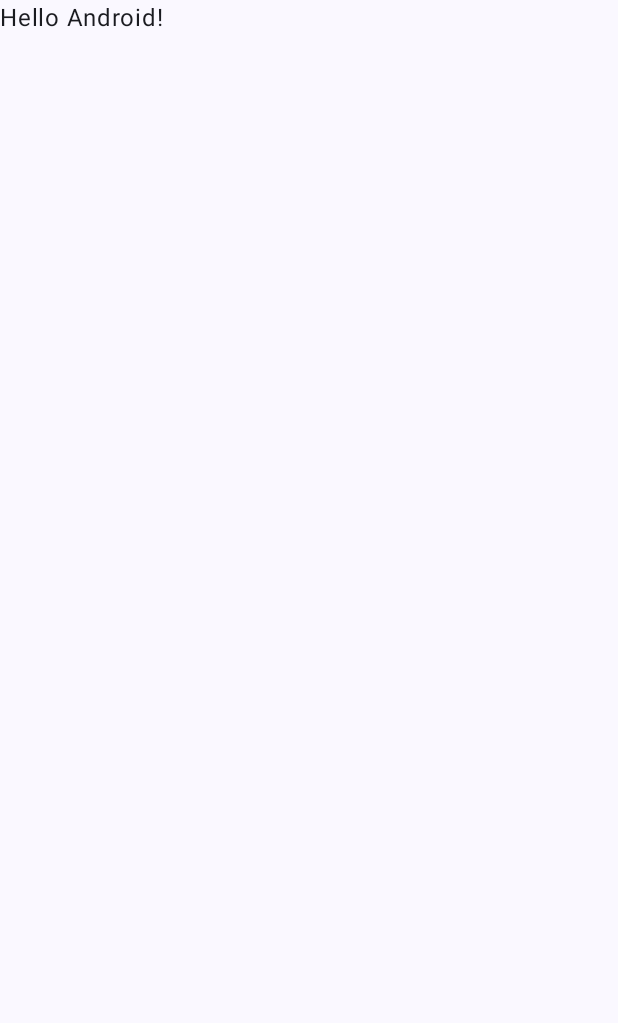
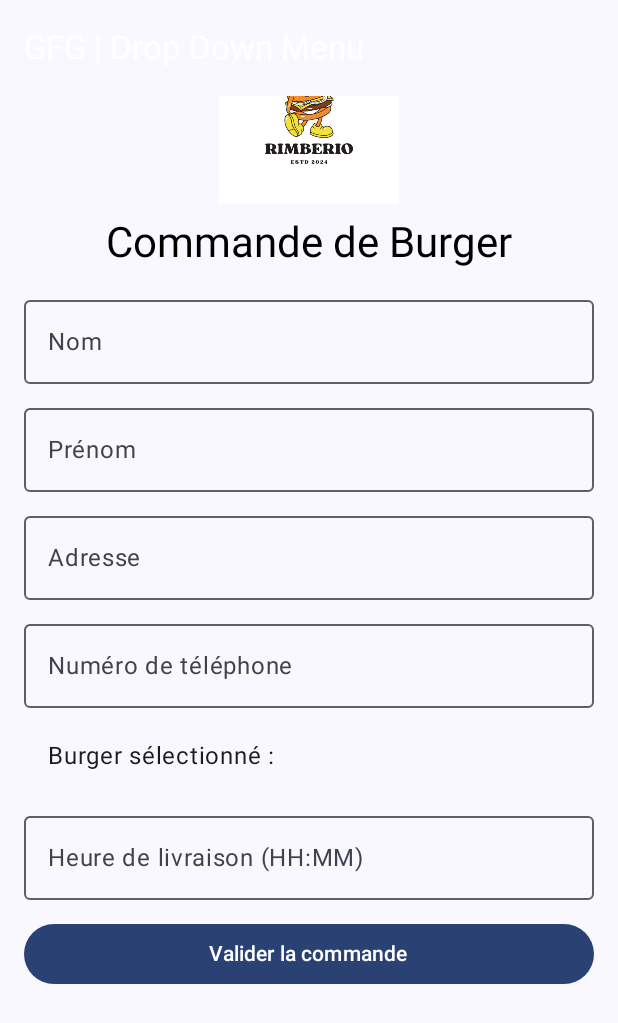
Before and after one commit to sony-level/Burger-App, an Android app built with Jetpack Compose: the screen it shows after launch (MainActivity), on a phone screen of 412 x 824 dp. Before the commit the part shown is almost empty. Shown: the top 1023 px of the screen. Run offline under Robolectric (Android 15) with nearby library versions, the phone set to English and light mode, and no system bars.

Commit message:
📝 add Order Form

```diff
--- /dev/null
+++ b/app/src/main/java/fr/isen/mbango/sonydroidburger/CommandeBurger.kt
@@ -0,0 +1,143 @@
+package fr.isen.mbango.sonydroidburger
+
+import androidx.compose.foundation.Image
+import androidx.compose.foundation.clickable
+import androidx.compose.foundation.interaction.MutableInteractionSource
+import androidx.compose.foundation.layout.*
+import androidx.compose.foundation.text.KeyboardOptions
+import androidx.compose.material.*
+import androidx.compose.material3.Button
+import androidx.compose.material3.DropdownMenu
+import androidx.compose.material3.DropdownMenuItem
+import androidx.compose.material3.MaterialTheme
+import androidx.compose.material3.OutlinedTextField
+import androidx.compose.material3.Text
+import androidx.compose.runtime.Composable
+import androidx.compose.runtime.getValue
+import androidx.compose.runtime.mutableStateOf
+import androidx.compose.runtime.remember
+import androidx.compose.runtime.setValue
+import androidx.compose.ui.Alignment
+import androidx.compose.ui.Modifier
+import androidx.compose.ui.graphics.Color
+import androidx.compose.ui.platform.LocalDensity
+import androidx.compose.ui.res.painterResource
+import androidx.compose.ui.text.input.KeyboardType
+import androidx.compose.ui.unit.dp
+
+
+
+@Composable
+fun CommandeBurger() {
+    Column(
+        modifier = Modifier
+            .padding(16.dp)
+            .fillMaxWidth(),
+        horizontalAlignment = Alignment.CenterHorizontally,
+        verticalArrangement = Arrangement.Top
+    ) {
+        Image(
+            painter = painterResource(id = R.drawable.droidburger_logo),
+            contentDescription = "Logo DroidBurger",
+            modifier = Modifier.size(120.dp)
+        )
+
+        Text(
+            text = "Commande de Burger",
+            style = MaterialTheme.typography.headlineMedium,
+            color = Color.Black,
+            modifier = Modifier.padding(vertical = 8.dp)
+        )
+
+        OutlinedTextField(
+            value = "",
+            onValueChange = { /* Do something */ },
+            label = { Text("Nom") },
+            modifier = Modifier
+                .padding(vertical = 4.dp)
+                .fillMaxWidth()
+        )
+
+        OutlinedTextField(
+            value = "",
+            onValueChange = { /* Do something */ },
+            label = { Text("Prénom") },
+            modifier = Modifier
+                .padding(vertical = 4.dp)
+                .fillMaxWidth()
+        )
+
+        OutlinedTextField(
+            value = "",
+            onValueChange = { /* Do something */ },
+            label = { Text("Adresse") },
+            modifier = Modifier
+                .padding(vertical = 4.dp)
+                .fillMaxWidth()
+        )
+
+        OutlinedTextField(
+            value = "",
+            onValueChange = { /* Do something */ },
+            label = { Text("Numéro de téléphone") },
+            keyboardOptions = KeyboardOptions(keyboardType = KeyboardType.Number),
+            modifier = Modifier
+                .padding(vertical = 4.dp)
+                .fillMaxWidth()
+        )
+
+
+
+            var expanded by remember { mutableStateOf(false) }
+            var selectedBurger by remember { mutableStateOf(" ") }
+            val burgers = listOf("Burger 1", "Burger 2", "Burger 3")
+
+            Box(modifier = Modifier.fillMaxWidth()) {
+                Text(
+                    text = "Burger sélectionné : $selectedBurger",
+                    modifier = Modifier
+                        .fillMaxWidth()
+                        .clickable(onClick = { expanded = true })
+                        .padding(16.dp)
+                )
+                DropdownMenu(
+                    expanded = expanded,
+                    onDismissRequest = { expanded = false },
+                    modifier = Modifier.fillMaxWidth()
+                ) {
+                    burgers.forEach { burger ->
+                        DropdownMenuItem(onClick = {
+                            selectedBurger = burger
+                            expanded = false
+                        }) {
+                            Text(text = burger)
+                        }
+                    }
+                }
+            }
+
+
+
+        OutlinedTextField(
+            value = "",
+            onValueChange = { /* Do something */ },
+            label = { Text("Heure de livraison (HH:MM)") },
+            modifier = Modifier
+                .padding(vertical = 4.dp)
+                .fillMaxWidth()
+        )
+
+        Button(
+            onClick = { /* Do something */ },
+            modifier = Modifier
+                .padding(vertical = 8.dp)
+                .fillMaxWidth()
+        ) {
+            Text("Valider la commande")
+        }
+    }
+}
+
+fun DropdownMenuItem(onClick: () -> Unit, interactionSource: @Composable () -> Unit) {
+
+}
--- a/app/src/main/java/fr/isen/mbango/sonydroidburger/MainActivity.kt
+++ b/app/src/main/java/fr/isen/mbango/sonydroidburger/MainActivity.kt
@@ -1,14 +1,22 @@
 package fr.isen.mbango.sonydroidburger
+import android.annotation.SuppressLint
+import fr.isen.mbango.sonydroidburger.CommandeBurger
 
 import android.os.Bundle
 import androidx.activity.ComponentActivity
 import androidx.activity.compose.setContent
+import androidx.compose.foundation.background
 import androidx.compose.foundation.layout.fillMaxSize
+import androidx.compose.material3.ExperimentalMaterial3Api
 import androidx.compose.material3.MaterialTheme
+import androidx.compose.material3.Scaffold
 import androidx.compose.material3.Surface
 import androidx.compose.material3.Text
+import androidx.compose.material3.TopAppBar
+import androidx.compose.material3.darkColorScheme
 import androidx.compose.runtime.Composable
 import androidx.compose.ui.Modifier
+import androidx.compose.ui.graphics.Color
 import androidx.compose.ui.tooling.preview.Preview
 import fr.isen.mbango.sonydroidburger.ui.theme.SonyDroidBurgerTheme
 
@@ -22,7 +30,8 @@ class MainActivity : ComponentActivity() {
                     modifier = Modifier.fillMaxSize(),
                     color = MaterialTheme.colorScheme.background
                 ) {
-                    Greeting("Android")
+
+                    MainContent()
                 }
             }
         }
@@ -37,10 +46,28 @@ fun Greeting(name: String, modifier: Modifier = Modifier) {
     )
 }
 
+
+@SuppressLint("UnusedMaterial3ScaffoldPaddingParameter")
+@OptIn(ExperimentalMaterial3Api::class)
+@Composable
+fun MainContent() {
+    Scaffold(
+        topBar = {
+            TopAppBar(
+                title = { Text("GFG | Drop Down Menu", color = Color.White) },
+            )
+        },
+        content = {
+            CommandeBurger()
+        }
+    )
+}
+
+
 @Preview(showBackground = true)
 @Composable
 fun GreetingPreview() {
     SonyDroidBurgerTheme {
-        Greeting("Android")
+        MainContent()
     }
 }
```
Also changed, not shown: app/src/main/res/drawable/droidburger_logo.png (added).
